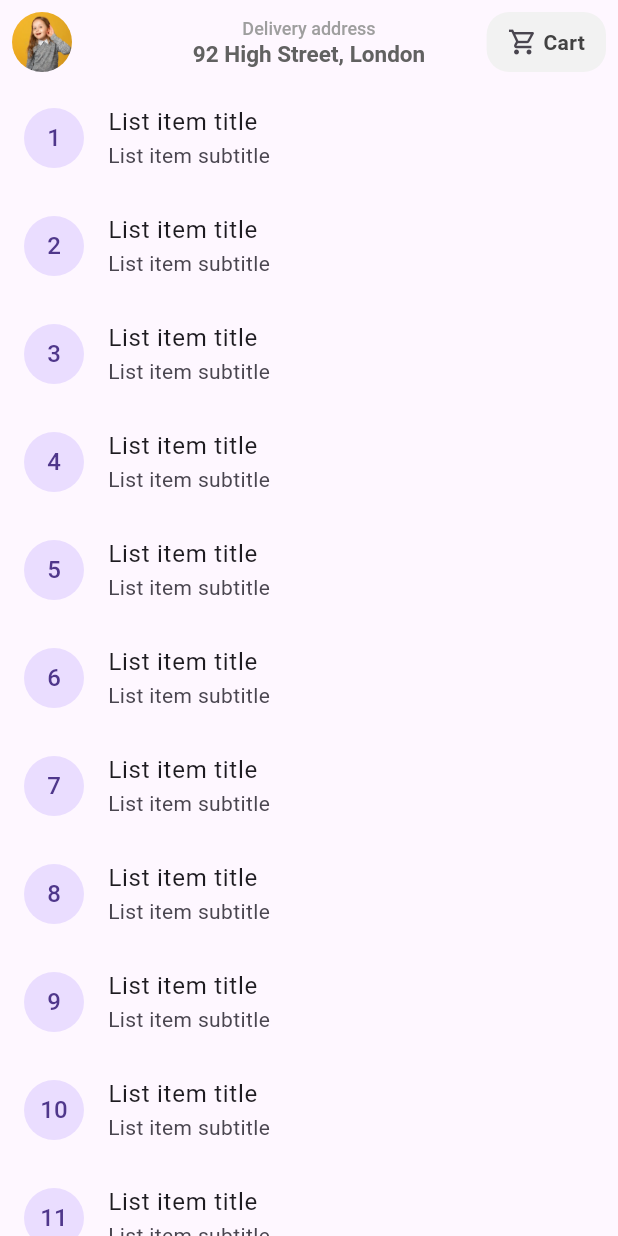
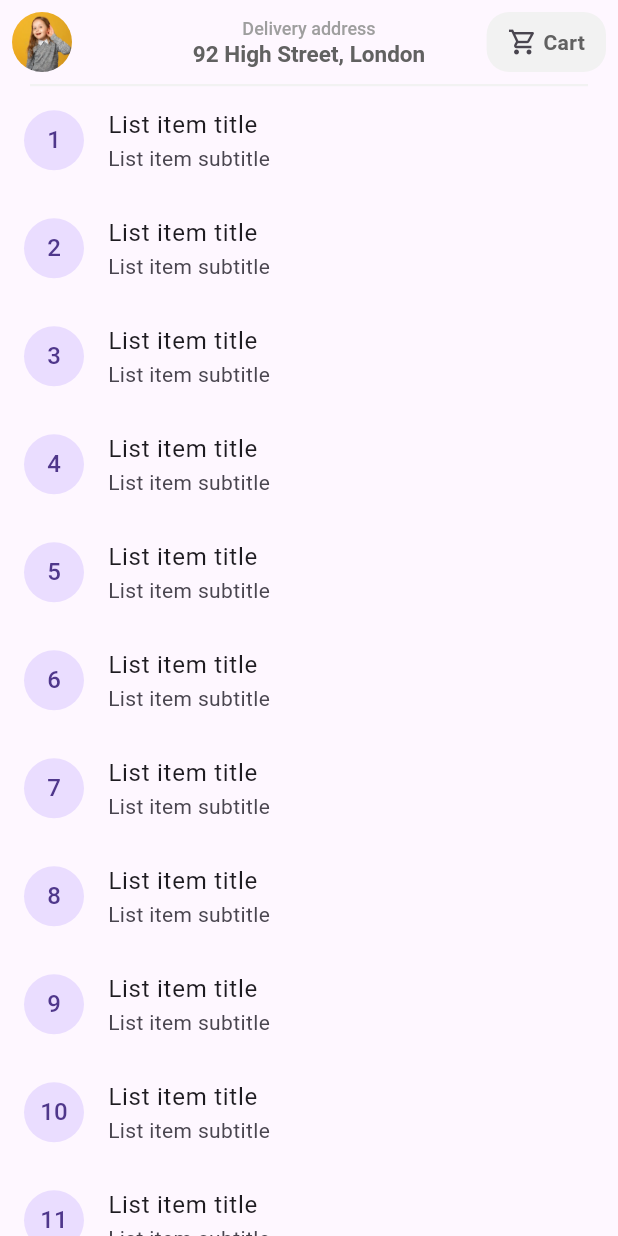
Before and after one commit to Zimil-Patel/appmania, a Flutter app: the screen it shows after launch, on a phone screen of 412 x 824 dp. Run offline on Flutter 3.47's test engine with Material 3 defaults, Android fonts, the light colour scheme and no system bars; missing offline and left inert: scroll_shadow_container.

Commit message:
08-02-2024

```diff
--- a/lib/utils/colors/colors.dart
+++ b/lib/utils/colors/colors.dart
@@ -1,3 +1,7 @@
 import 'dart:ui';
 
+import 'package:flutter/material.dart';
+
 Color gray95 = const Color(0xfff2f2f2);
+Color fontColor = Colors.grey.shade700;
+Color lightFontColor = Colors.grey;
--- a/lib/view/screens/home_screen.dart
+++ b/lib/view/screens/home_screen.dart
@@ -18,8 +18,9 @@ class _HomeScreenState extends State<HomeScreen> {
       children: [
         //custom app/top bar
         customAppBar(),
-        //paritionLine(),
+
         //grey parition line
+        paritionLine(),
 
         //main body
         Expanded(
@@ -64,17 +65,17 @@ class _HomeScreenState extends State<HomeScreen> {
       title: Column(
         mainAxisAlignment: MainAxisAlignment.center,
         children: [
-          const Text(
+          Text(
             'Delivery address',
             style: TextStyle(
-                fontSize: 12, color: Colors.grey, fontWeight: FontWeight.w500),
+                fontSize: 12,
+                color: lightFontColor,
+                fontWeight: FontWeight.w500),
           ),
           Text(
             address,
             style: TextStyle(
-                fontSize: 15,
-                color: Colors.grey.shade700,
-                fontWeight: FontWeight.w600),
+                fontSize: 15, color: fontColor, fontWeight: FontWeight.w600),
           ),
         ],
       ),
@@ -100,7 +101,7 @@ class _HomeScreenState extends State<HomeScreen> {
                   ' Cart',
                   style: TextStyle(
                       fontSize: 14,
-                      color: Colors.grey.shade800,
+                      color: fontColor,
                       fontWeight: FontWeight.w600),
                 )
               ],
```
